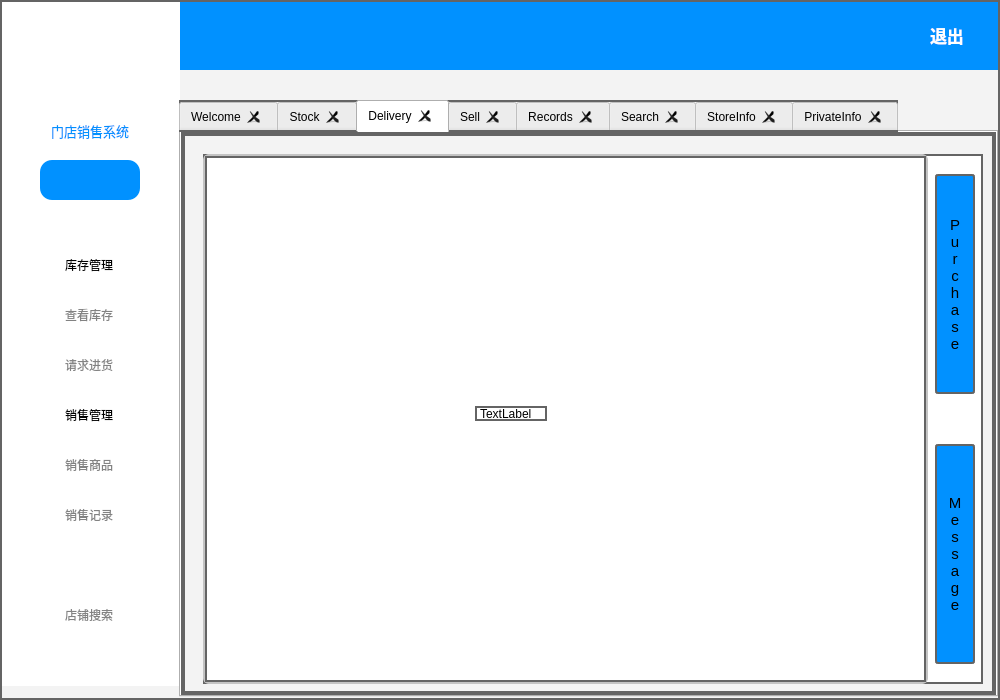
First picture: the form in src-client/mainwindow.ui, repository Onlyonehead/NMSL-Proj1, before the edit.
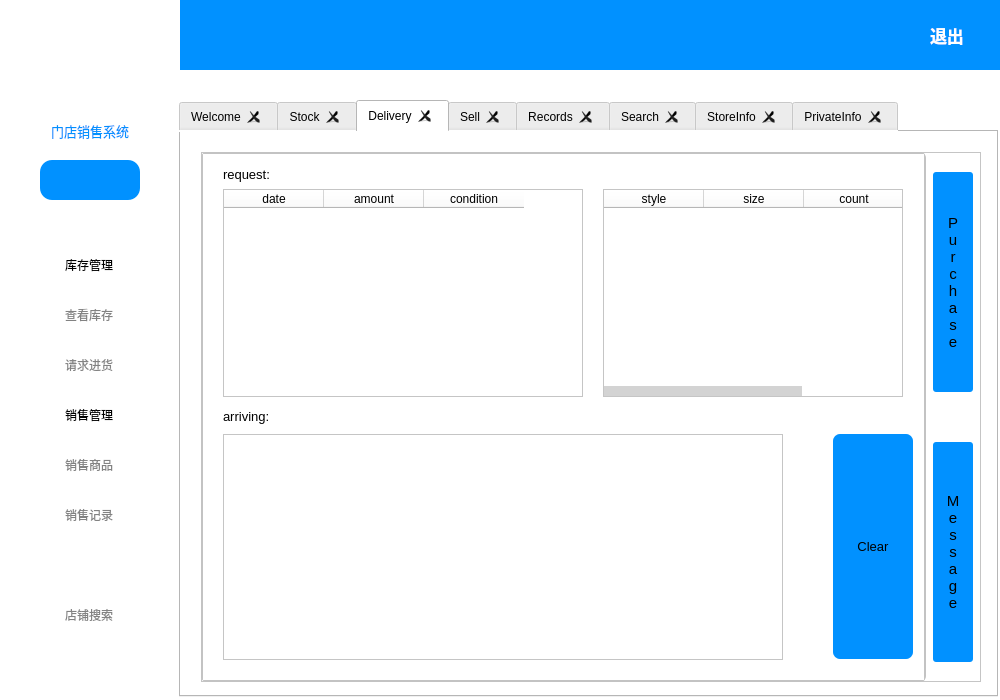
Second picture: the form after the edit. The open tabs and pages were chosen to show the change. Icons and pictures are not drawn.

```diff
--- a/src-client/mainwindow.ui
+++ b/src-client/mainwindow.ui
@@ -14,10 +14,7 @@
    <string>MainWindow</string>
   </property>
   <property name="styleSheet">
-   <string notr="true">background-color: rgb(243, 243, 243);
-border:2px solid rgb(100, 100, 100);
-
-</string>
+   <string notr="true">background-color:rgb(255, 255, 255);</string>
   </property>
   <widget class="QWidget" name="centralWidget">
    <widget class="QWidget" name="widget" native="true">
@@ -937,16 +934,154 @@
         <widget class="QLabel" name="label_3">
          <property name="geometry">
           <rect>
-           <x>270</x>
-           <y>250</y>
-           <width>72</width>
-           <height>15</height>
+           <x>20</x>
+           <y>10</y>
+           <width>80</width>
+           <height>20</height>
           </rect>
          </property>
+         <property name="font">
+          <font>
+           <pointsize>10</pointsize>
+          </font>
+         </property>
          <property name="text">
-          <string>TextLabel</string>
+          <string>request:</string>
          </property>
         </widget>
+        <widget class="QTableWidget" name="tableWidget_allRequests">
+         <property name="geometry">
+          <rect>
+           <x>20</x>
+           <y>35</y>
+           <width>360</width>
+           <height>208</height>
+          </rect>
+         </property>
+         <property name="styleSheet">
+          <string notr="true">QScrollBar{background:transparent; height:10px;}
+QScrollBar::handle{background:lightgray; border:0px;}
+QScrollBar::handle:hover{background:gray;}
+QScrollBar::sub-line{background:transparent;}
+QScrollBar::add-line{background:transparent;}
+</string>
+         </property>
+         <attribute name="verticalHeaderVisible">
+          <bool>false</bool>
+         </attribute>
+         <column>
+          <property name="text">
+           <string>date</string>
+          </property>
+         </column>
+         <column>
+          <property name="text">
+           <string>amount</string>
+          </property>
+         </column>
+         <column>
+          <property name="text">
+           <string>condition</string>
+          </property>
+         </column>
+        </widget>
+        <widget class="QTableWidget" name="tableWidget_requestDetail">
+         <property name="geometry">
+          <rect>
+           <x>400</x>
+           <y>35</y>
+           <width>300</width>
+           <height>208</height>
+          </rect>
+         </property>
+         <property name="styleSheet">
+          <string notr="true">QScrollBar{background:transparent; height:10px;}
+QScrollBar::handle{background:lightgray; border:0px;}
+QScrollBar::handle:hover{background:gray;}
+QScrollBar::sub-line{background:transparent;}
+QScrollBar::add-line{background:transparent;}
+</string>
+         </property>
+         <column>
+          <property name="text">
+           <string>style</string>
+          </property>
+         </column>
+         <column>
+          <property name="text">
+           <string>size</string>
+          </property>
+         </column>
+         <column>
+          <property name="text">
+           <string>count</string>
+          </property>
+         </column>
+        </widget>
+        <widget class="QPushButton" name="pushButton_sell_2">
+         <property name="geometry">
+          <rect>
+           <x>630</x>
+           <y>280</y>
+           <width>80</width>
+           <height>225</height>
+          </rect>
+         </property>
+         <property name="font">
+          <font>
+           <pointsize>10</pointsize>
+          </font>
+         </property>
+         <property name="styleSheet">
+          <string notr="true">QPushButton{
+	color:rgb(0, 0, 0);
+	background-color: rgb(1, 145, 255);
+	border:0px;
+	border-radius:7px; 
+}
+QPushButton:hover{
+	background-color:rgb(126, 143, 255);
+}</string>
+         </property>
+         <property name="text">
+          <string>Clear</string>
+         </property>
+        </widget>
+        <widget class="QTableWidget" name="tableWidget_arriving">
+         <property name="geometry">
+          <rect>
+           <x>20</x>
+           <y>280</y>
+           <width>560</width>
+           <height>226</height>
+          </rect>
+         </property>
+        </widget>
+        <widget class="QLabel" name="label_13">
+         <property name="geometry">
+          <rect>
+           <x>20</x>
+           <y>252</y>
+           <width>80</width>
+           <height>20</height>
+          </rect>
+         </property>
+         <property name="font">
+          <font>
+           <pointsize>10</pointsize>
+          </font>
+         </property>
+         <property name="text">
+          <string>arriving:</string>
+         </property>
+        </widget>
+        <zorder>label_3</zorder>
+        <zorder>tableWidget_allRequests</zorder>
+        <zorder>tableWidget_requestDetail</zorder>
+        <zorder>pushButton_purchase_2</zorder>
+        <zorder>pushButton_sell_2</zorder>
+        <zorder>tableWidget_arriving</zorder>
+        <zorder>label_13</zorder>
        </widget>
       </widget>
       <widget class="QPushButton" name="pushButton_purchase">
@@ -964,11 +1099,14 @@
         </font>
        </property>
        <property name="styleSheet">
-        <string notr="true">background-color:rgb(1, 145, 255);
+        <string notr="true">QPushButton{background-color:rgb(1, 145, 255);
 border-bottom-left-radius:3px; 
 border-bottom-right-radius:3px; 
 border-top-left-radius:3px; 
-border-top-right-radius:3px; </string>
+border-top-right-radius:3px; }
+QPushButton:hover{
+	background-color:rgb(126, 143, 255);
+}</string>
        </property>
        <property name="text">
         <string>P
@@ -996,11 +1134,14 @@
         </font>
        </property>
        <property name="styleSheet">
-        <string notr="true">background-color:rgb(1, 145, 255);
+        <string notr="true">QPushButton{background-color:rgb(1, 145, 255);
 border-bottom-left-radius:3px; 
 border-bottom-right-radius:3px; 
 border-top-left-radius:3px; 
-border-top-right-radius:3px; </string>
+border-top-right-radius:3px; }
+QPushButton:hover{
+	background-color:rgb(126, 143, 255);
+}</string>
        </property>
        <property name="text">
         <string>M
```
Left out of the diff: 28 changed lines with no effect on the pictures.
